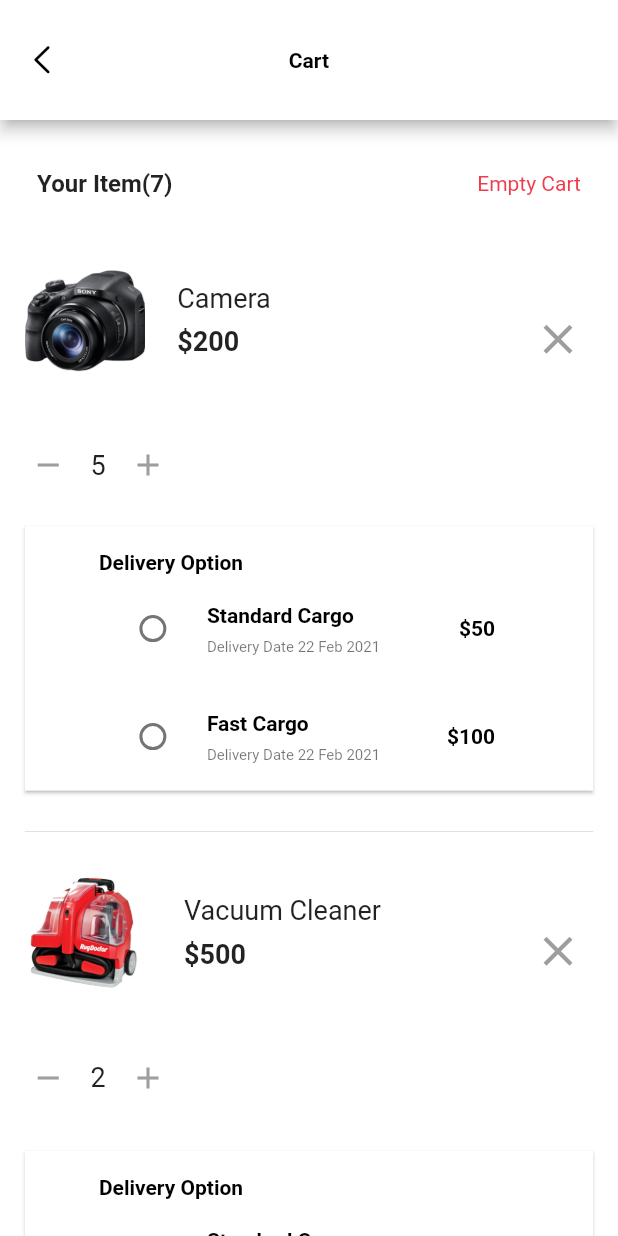
After one commit to mend-1/Octoten_Mobile_App-, a Flutter app: the screen it shows after launch, scrolled down 56 dp, after a tap on "Cart App", on a phone screen of 412 x 824 dp. The commit adds this screen. Run offline on Flutter 3.47's test engine with Material 2 defaults, Android fonts, the phone set to English and light mode, and no system bars; Roboto replaces fonts that are missing (Poppins).

Commit message:
OctotenDesign

```diff
--- a/octoten_mobile_app/lib/main.dart
+++ b/octoten_mobile_app/lib/main.dart
@@ -3,6 +3,7 @@ import 'package:flutter/material.dart';
 import 'package:flutter/painting.dart';
 import 'package:octoten_mobile_app/core/custom_appbar.dart';
 import 'package:octoten_mobile_app/pages/add_credit_card.dart';
+import 'package:octoten_mobile_app/pages/cart_app.dart';
 import 'package:octoten_mobile_app/pages/cart_app_empty.dart';
 import 'package:octoten_mobile_app/pages/comment.dart';
 import 'package:octoten_mobile_app/pages/credit_card.dart';
@@ -116,6 +117,10 @@ class _MainsState extends State<Mains> {
                 height: 10,
               ),
               buildPaddingButton14(context),
+              const SizedBox(
+                height: 10,
+              ),
+              buildPaddingButton15(context),
             ],
           ),
         ],
@@ -702,4 +707,42 @@ class _MainsState extends State<Mains> {
       ),
     );
   }
+
+  Padding buildPaddingButton15(BuildContext context) {
+    return Padding(
+      padding: const EdgeInsets.only(left: 15),
+      child: Align(
+        alignment: Alignment.center,
+        child: SizedBox(
+          height: 40,
+          width: 250,
+          child: RaisedButton(
+            onPressed: () {
+              Navigator.push(context,
+                  MaterialPageRoute(builder: (context) => const CartApp()));
+            },
+            shape: RoundedRectangleBorder(
+              borderRadius: BorderRadius.circular(10),
+            ),
+            color: Colors.orange,
+            child: Row(
+              mainAxisAlignment: MainAxisAlignment.center,
+              children: [
+                Builder(builder: (context) {
+                  return const Text(
+                    "Cart App",
+                    style: TextStyle(
+                      color: Colors.white,
+                      fontWeight: FontWeight.bold,
+                      fontSize: 18,
+                    ),
+                  );
+                }),
+              ],
+            ),
+          ),
+        ),
+      ),
+    );
+  }
 }
--- /dev/null
+++ b/octoten_mobile_app/lib/pages/cart_app.dart
@@ -0,0 +1,407 @@
+import 'package:flutter/cupertino.dart';
+import 'package:flutter/material.dart';
+import 'package:flutter/painting.dart';
+import 'package:octoten_mobile_app/core/custom_appbar.dart';
+import 'package:octoten_mobile_app/model/context_extensions.dart';
+
+import '../model/constants.dart';
+
+class CartApp extends StatefulWidget {
+  const CartApp({Key? key}) : super(key: key);
+
+  @override
+  _CartAppState createState() => _CartAppState();
+}
+
+class _CartAppState extends State<CartApp> {
+  String sec = "";
+  String secim = "";
+
+  @override
+  Widget build(BuildContext context) {
+    return Scaffold(
+      backgroundColor: Colors.white,
+      appBar: CustomAppBar(customTitle: "Cart"),
+      body: ListView(
+        padding: EdgeInsets.symmetric(
+          vertical: context.dynamicHeight(0.02),
+          horizontal: context.dynamicWidth(0.02),
+        ),
+        children: [
+          Column(
+            children: [
+              buildPaddingText(context),
+              SizedBox(
+                height: context.dynamicHeight(0.02),
+              ),
+              buildPaddingCamera(context),
+              buildRowAddAndRemove(context),
+              SizedBox(
+                height: context.dynamicHeight(0.01),
+              ),
+              buildPaddingDeliveryCard2(context),
+              SizedBox(
+                height: context.dynamicHeight(0.02),
+              ),
+              buildPaddingDivider(context),
+              SizedBox(
+                height: context.dynamicHeight(0.02),
+              ),
+              buildPaddingVacuum(context),
+              buildRowAddAndRemove2(context),
+              SizedBox(
+                height: context.dynamicHeight(0.02),
+              ),
+              buildPaddingDeliveryCard2(context),
+            ],
+          ),
+        ],
+      ),
+    );
+  }
+
+  Padding buildPaddingText(BuildContext context) {
+    return Padding(
+      padding: EdgeInsets.all(
+        context.dynamicHeight(0.02),
+      ),
+      child: Row(
+        mainAxisAlignment: MainAxisAlignment.spaceBetween,
+        children: [
+          Builder(builder: (context) {
+            return const Text(
+              "Your Item(7)",
+              style: TextStyle(
+                fontSize: 16,
+                fontWeight: FontWeight.w600,
+                fontFamily: "Poppins",
+              ),
+            );
+          }),
+          const Text("Empty Cart", style: kRedNormal),
+        ],
+      ),
+    );
+  }
+
+  Padding buildPaddingCamera(BuildContext context) {
+    return Padding(
+      padding: EdgeInsets.all(
+        context.dynamicHeight(0.01),
+      ),
+      child: Row(
+        mainAxisAlignment: MainAxisAlignment.spaceBetween,
+        crossAxisAlignment: CrossAxisAlignment.center,
+        children: [
+          Container(
+            height: 80,
+            width: 80,
+            decoration: const BoxDecoration(
+              image: DecorationImage(
+                image: AssetImage("assets/kamera1.png"),
+                fit: BoxFit.cover,
+              ),
+            ),
+          ),
+          Column(
+            mainAxisAlignment: MainAxisAlignment.start,
+            crossAxisAlignment: CrossAxisAlignment.start,
+            children: [
+              const Align(
+                alignment: Alignment.topLeft,
+                child: Text(
+                  "Camera",
+                  style: TextStyle(
+                    fontSize: 18,
+                    fontWeight: FontWeight.w400,
+                    fontFamily: "Poppins",
+                  ),
+                ),
+              ),
+              SizedBox(height: context.dynamicHeight(0.01)),
+              const Align(
+                alignment: Alignment.topLeft,
+                child: Text(
+                  "\$200",
+                  style: TextStyle(
+                    fontSize: 18,
+                    fontWeight: FontWeight.w600,
+                    fontFamily: "Poppins",
+                  ),
+                ),
+              ),
+            ],
+          ),
+          SizedBox(
+            width: context.dynamicWidth(0.3),
+          ),
+          Padding(
+            padding: EdgeInsets.only(top: context.dynamicHeight(0.03)),
+            child: IconButton(
+                onPressed: () {},
+                icon: const Icon(
+                  Icons.clear,
+                  color: Colors.grey,
+                  size: 33,
+                )),
+          ),
+        ],
+      ),
+    );
+  }
+
+  Row buildRowAddAndRemove(BuildContext context) {
+    return Row(
+      mainAxisAlignment: MainAxisAlignment.start,
+      crossAxisAlignment: CrossAxisAlignment.center,
+      children: [
+        Padding(
+          padding: EdgeInsets.only(top: context.dynamicHeight(0.03)),
+          child: IconButton(
+              onPressed: () {},
+              icon: const Icon(
+                Icons.remove,
+                color: Colors.grey,
+              )),
+        ),
+        SizedBox(
+          width: context.dynamicWidth(0.01),
+        ),
+        Padding(
+          padding: EdgeInsets.only(top: context.dynamicHeight(0.03)),
+          child: const Align(
+            child: Text(
+              "5",
+              style: TextStyle(
+                fontSize: 18,
+                fontWeight: FontWeight.w400,
+                fontFamily: "Poppins",
+              ),
+            ),
+          ),
+        ),
+        SizedBox(
+          width: context.dynamicWidth(0.01),
+        ),
+        Padding(
+          padding: EdgeInsets.only(top: context.dynamicHeight(0.03)),
+          child: IconButton(
+              onPressed: () {},
+              icon: const Icon(
+                Icons.add,
+                color: Colors.grey,
+              )),
+        ),
+      ],
+    );
+  }
+
+  Padding buildPaddingDivider(BuildContext context) {
+    return Padding(
+      padding: EdgeInsets.only(
+        left: context.dynamicHeight(0.01),
+        right: context.dynamicHeight(0.01),
+      ),
+      child: const Divider(
+        height: 5,
+      ),
+    );
+  }
+
+  Padding buildPaddingVacuum(BuildContext context) {
+    return Padding(
+      padding: EdgeInsets.all(
+        context.dynamicHeight(0.01),
+      ),
+      child: Row(
+        mainAxisAlignment: MainAxisAlignment.spaceBetween,
+        crossAxisAlignment: CrossAxisAlignment.center,
+        children: [
+          Container(
+            height: 80,
+            width: 80,
+            decoration: const BoxDecoration(
+              image: DecorationImage(
+                image: AssetImage("assets/vacuum.png"),
+                fit: BoxFit.cover,
+              ),
+            ),
+          ),
+          Column(
+            mainAxisAlignment: MainAxisAlignment.start,
+            crossAxisAlignment: CrossAxisAlignment.start,
+            children: [
+              const Align(
+                alignment: Alignment.topLeft,
+                child: Text(
+                  "Vacuum Cleaner",
+                  style: TextStyle(
+                    fontSize: 18,
+                    fontWeight: FontWeight.w400,
+                    fontFamily: "Poppins",
+                  ),
+                ),
+              ),
+              SizedBox(height: context.dynamicHeight(0.01)),
+              const Align(
+                alignment: Alignment.topLeft,
+                child: Text(
+                  "\$500",
+                  style: TextStyle(
+                    fontSize: 18,
+                    fontWeight: FontWeight.w600,
+                    fontFamily: "Poppins",
+                  ),
+                ),
+              ),
+            ],
+          ),
+          SizedBox(
+            width: context.dynamicWidth(0.1),
+          ),
+          Padding(
+            padding: EdgeInsets.only(top: context.dynamicHeight(0.03)),
+            child: IconButton(
+                onPressed: () {},
+                icon: const Icon(
+                  Icons.clear,
+                  color: Colors.grey,
+                  size: 33,
+                )),
+          ),
+        ],
+      ),
+    );
+  }
+
+  Row buildRowAddAndRemove2(BuildContext context) {
+    return Row(
+      mainAxisAlignment: MainAxisAlignment.start,
+      crossAxisAlignment: CrossAxisAlignment.center,
+      children: [
+        Padding(
+          padding: EdgeInsets.only(top: context.dynamicHeight(0.03)),
+          child: IconButton(
+              onPressed: () {},
+              icon: const Icon(
+                Icons.remove,
+                color: Colors.grey,
+              )),
+        ),
+        SizedBox(
+          width: context.dynamicWidth(0.01),
+        ),
+        Padding(
+          padding: EdgeInsets.only(top: context.dynamicHeight(0.03)),
+          child: const Align(
+            child: Text(
+              "2",
+              style: TextStyle(
+                fontSize: 18,
+                fontWeight: FontWeight.w400,
+                fontFamily: "Poppins",
+              ),
+            ),
+          ),
+        ),
+        SizedBox(
+          width: context.dynamicWidth(0.01),
+        ),
+        Padding(
+          padding: EdgeInsets.only(top: context.dynamicHeight(0.03)),
+          child: IconButton(
+              onPressed: () {},
+              icon: const Icon(
+                Icons.add,
+                color: Colors.grey,
+              )),
+        ),
+      ],
+    );
+  }
+
+  Padding buildPaddingDeliveryCard2(BuildContext context) {
+    return Padding(
+      padding: EdgeInsets.all(
+        context.dynamicHeight(0.01),
+      ),
+      child: Material(
+        color: Colors.white,
+        elevation: 1,
+        child: Padding(
+          padding: EdgeInsets.only(
+            left: context.dynamicHeight(0.06),
+            right: context.dynamicHeight(0.06),
+            top: context.dynamicHeight(0.02),
+          ),
+          child: Column(
+            children: [
+              const Align(
+                alignment: Alignment.topLeft,
+                child: Text(
+                  "Delivery Option",
+                  style: kBlackBold,
+                ),
+              ),
+              RadioListTile<String>(
+                value: "A",
+                groupValue: sec,
+                activeColor: Colors.red,
+                onChanged: (deger) {
+                  setState(() {
+                    sec = deger!;
+                    debugPrint("secilen deger: $deger");
+                  });
+                },
+                title: const Text(
+                  "Standard Cargo",
+                  style: kBlackBold,
+                ),
+                subtitle: const Text(
+                  "Delivery Date 22 Feb 2021",
+                  style: TextStyle(
+                    fontSize: 10,
+                    fontWeight: FontWeight.w400,
+                  ),
+                ),
+                secondary: const Text(
+                  "\$50",
+                  style: kBlackBold,
+                ),
+              ),
+              RadioListTile<String>(
+                value: "B",
+                groupValue: sec,
+                activeColor: Colors.red,
+                onChanged: (deger) {
+                  setState(() {
+                    sec = deger!;
+                    debugPrint("secilen deger: $deger");
+                  });
+                },
+                title: const Text(
+                  "Fast Cargo",
+                  style: kBlackBold,
+                ),
+                subtitle: const Text(
+                  "Delivery Date 22 Feb 2021",
+                  style: TextStyle(
+                    fontSize: 10,
+                    fontWeight: FontWeight.w400,
+                  ),
+                ),
+                secondary: GestureDetector(
+                  onTap: () {},
+                  child: const Text(
+                    "\$100",
+                    style: kBlackBold,
+                  ),
+                ),
+              ),
+            ],
+          ),
+        ),
+      ),
+    );
+  }
+}
--- a/octoten_mobile_app/lib/pages/sign_up.dart
+++ b/octoten_mobile_app/lib/pages/sign_up.dart
@@ -360,7 +360,8 @@ class _Sign_UpState extends State<Sign_Up> {
             borderSide: BorderSide(width: 1.0, color: Color(0xFFFA931A)),
           ),
           hintText: "Password",
-          hintStyle: TextStyle(fontSize: 14, color: const Color(0xFFB3B1B1)),
+          hintStyle:
+              const TextStyle(fontSize: 14, color: const Color(0xFFB3B1B1)),
           fillColor: Colors.white,
           filled: true,
           enabledBorder: const OutlineInputBorder(
```
